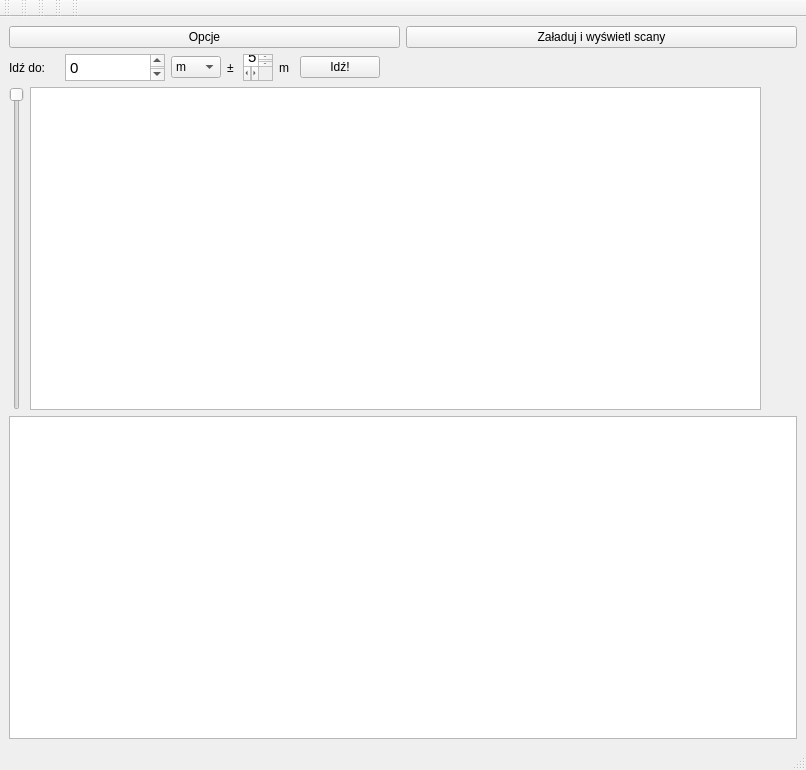
First picture: the form in MainWindow.ui, repository ukito-pl/UltraSoundScanViewer, before the edit.
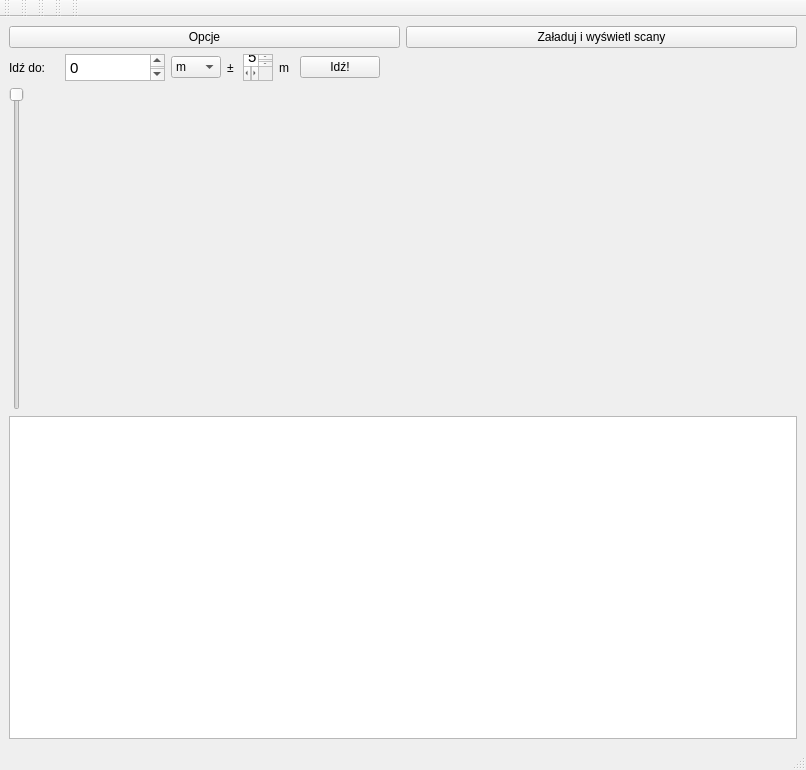
Second picture: the form after the edit. Custom widgets are drawn as their Qt base class.

Commit message: added color legend

What changed in the file:
```diff
--- a/MainWindow.ui
+++ b/MainWindow.ui
@@ -189,6 +189,9 @@
           <height>16777215</height>
          </size>
         </property>
+        <property name="styleSheet">
+         <string notr="true">background-color:  rgba(255, 255, 255, 0)</string>
+        </property>
         <property name="lineWidth">
          <number>0</number>
         </property>
@@ -198,7 +201,7 @@
        <widget class="QGraphicsView" name="graphicsView_2">
         <property name="maximumSize">
          <size>
-          <width>30</width>
+          <width>60</width>
           <height>16777215</height>
          </size>
         </property>
```
The commit also changes 11 other files.
